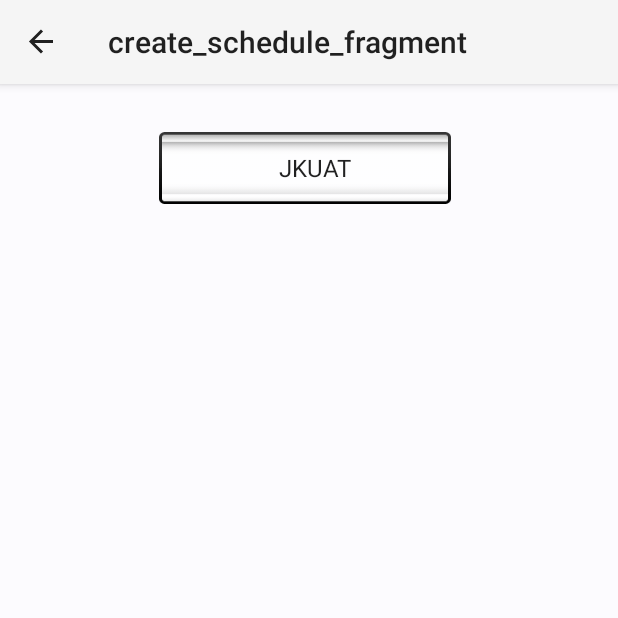
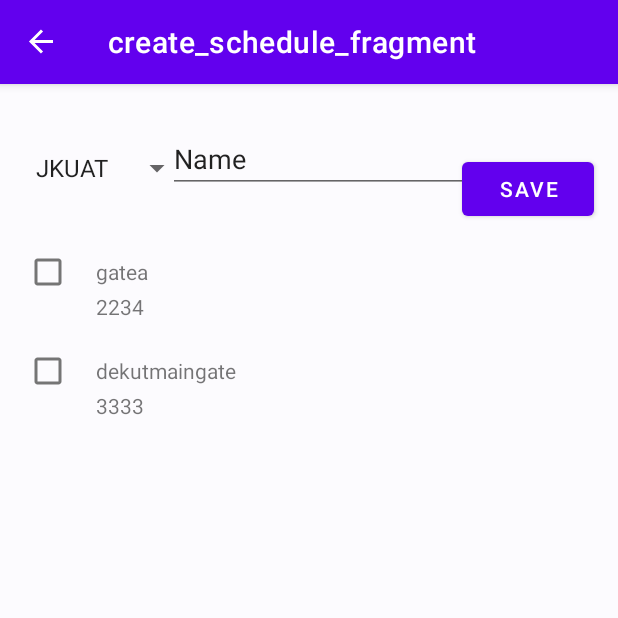
Before and after one commit to kelvinbush/Supervisor, an Android app: the CreateScheduleFragment screen opened through its navigation route, on a phone screen of 412 x 824 dp, the top half of it. Run offline under Robolectric (Android 15) with nearby library versions, the phone set to English and light mode, and no system bars; our stand-ins replace Dagger/Hilt's generated code, navigation-ui; 1 statement that could not run was skipped.

Commit message:
create listener on check box items

```diff
--- a/app/build.gradle
+++ b/app/build.gradle
@@ -55,7 +55,6 @@ dependencies {
     androidTestImplementation 'androidx.test.espresso:espresso-core:3.3.0'
 
     //room
-
     implementation("androidx.room:room-runtime:$room_version")
     annotationProcessor "androidx.room:room-compiler:$room_version"
     // optional - Kotlin Extensions and Coroutines support for Room
@@ -66,4 +65,9 @@ dependencies {
     implementation("com.google.dagger:hilt-android:$hilt_version")
     kapt("com.google.dagger:hilt-android-compiler:$hilt_version")
 
+    //recyclerView
+    implementation("androidx.recyclerview:recyclerview:1.2.1")
+    // For control over item selection of both touch and mouse driven selection
+    implementation("androidx.recyclerview:recyclerview-selection:1.1.0")
+
 }
--- a/app/src/main/AndroidManifest.xml
+++ b/app/src/main/AndroidManifest.xml
@@ -9,7 +9,7 @@
         android:roundIcon="@mipmap/ic_launcher_round"
         android:supportsRtl="true"
         android:name=".SupervisorApplication"
-        android:theme="@style/Theme.Supervisor">
+        android:theme="@style/Theme.SupervisorTracker">
         <activity
             android:name=".MainActivity"
             android:exported="true"
--- a/app/src/main/java/com/kelvinbush/supervisor/adapters/AssignmentsAdapter.kt
+++ b/app/src/main/java/com/kelvinbush/supervisor/adapters/AssignmentsAdapter.kt
@@ -1,5 +1,6 @@
 package com.kelvinbush.supervisor.adapters
 
+import android.util.Log
 import android.view.LayoutInflater
 import android.view.ViewGroup
 import androidx.recyclerview.widget.DiffUtil
@@ -7,8 +8,11 @@ import androidx.recyclerview.widget.ListAdapter
 import androidx.recyclerview.widget.RecyclerView
 import com.kelvinbush.supervisor.databinding.AssignmentsListItemBinding
 import com.kelvinbush.supervisor.domains.Assignment
+import com.kelvinbush.supervisor.ui.create_schedhule.CreateScheduleFragment
 
-class AssignmentsAdapter :
+private const val TAG = "AssignmentsAdapter"
+
+class AssignmentsAdapter(private val listener: OnItemClickListener) :
     ListAdapter<Assignment, AssignmentsAdapter.ViewHolder>(AssignmentsDiffCallBack()) {
 
     override fun onCreateViewHolder(parent: ViewGroup, viewType: Int): ViewHolder {
@@ -19,10 +23,15 @@ class AssignmentsAdapter :
         val item = getItem(position)
         holder.bind(item)
     }
+    interface OnItemClickListener {
+        fun onItemClick(assignment: Assignment)
+        fun onCheckBoxClick(assignment: Assignment, isChecked: Boolean)
+    }
 
     class ViewHolder private constructor(private val binding: AssignmentsListItemBinding) :
         RecyclerView.ViewHolder(binding.root) {
         fun bind(item: Assignment) {
+            Log.d(TAG, "bind: $item")
             binding.apply {
                 assignmentName.text = item.assignmentName
                 assignmentCode.text = item.uuid
@@ -43,11 +52,11 @@ class AssignmentsAdapter :
 
 class AssignmentsDiffCallBack : DiffUtil.ItemCallback<Assignment>() {
     override fun areItemsTheSame(oldItem: Assignment, newItem: Assignment): Boolean {
+        return oldItem == newItem
+    }
+
+    override fun areContentsTheSame(oldItem: Assignment, newItem: Assignment): Boolean {
         return oldItem.uuid == newItem.uuid
     }
 
-    override fun areContentsTheSame(oldItem: Assignment, newItem: Assignment): Boolean {
-        return oldItem == newItem
-    }
-
 }
--- a/app/src/main/java/com/kelvinbush/supervisor/domains/Region.kt
+++ b/app/src/main/java/com/kelvinbush/supervisor/domains/Region.kt
@@ -11,5 +11,6 @@ data class Assignment(
     val longitude: String,
     val latitude: String,
     val geofenceRadius: String,
-    val assignmentName: String
+    val assignmentName: String,
+    val isChecked: Boolean
 )
--- a/app/src/main/java/com/kelvinbush/supervisor/repo/SupervisorRepository.kt
+++ b/app/src/main/java/com/kelvinbush/supervisor/repo/SupervisorRepository.kt
@@ -22,9 +22,9 @@ class SupervisorRepository @Inject constructor(
 
     fun getRegionsWithAssignments(): List<Region> {
         val assignments = arrayListOf<Assignment>()
-        val assignment1 = Assignment("2234", "37.0154", "-1.0969", "50", "gatea")
-        val assignment2 = Assignment("7833", "36.9318", "-1.1876", "50", "maingate")
-        val assignment3 = Assignment("3333", "36.962167", "-0.395584", "50", "dekutmaingate")
+        val assignment1 = Assignment("2234", "37.0154", "-1.0969", "50", "gatea", false)
+        val assignment2 = Assignment("7833", "36.9318", "-1.1876", "50", "maingate", false)
+        val assignment3 = Assignment("3333", "36.962167", "-0.395584", "50", "dekutmaingate", false)
         assignments.add(assignment1)
         assignments.add(assignment3)
         return arrayListOf(
--- a/app/src/main/java/com/kelvinbush/supervisor/ui/create_schedhule/CreateScheduleFragment.kt
+++ b/app/src/main/java/com/kelvinbush/supervisor/ui/create_schedhule/CreateScheduleFragment.kt
@@ -16,13 +16,16 @@ import com.kelvinbush.supervisor.databinding.CreateScheduleFragmentBinding
 import com.google.android.material.bottomnavigation.BottomNavigationView
 import com.kelvinbush.supervisor.R
 import com.kelvinbush.supervisor.adapters.AssignmentsAdapter
+import com.kelvinbush.supervisor.domains.Assignment
 import com.kelvinbush.supervisor.domains.Region
 import dagger.hilt.android.AndroidEntryPoint
 
+private const val TAG = "CreateScheduleFragment"
 
 @AndroidEntryPoint
-class CreateScheduleFragment : Fragment(),
-    AdapterView.OnItemSelectedListener {
+class CreateScheduleFragment : Fragment(R.layout.create_schedule_fragment),
+    AdapterView.OnItemSelectedListener,
+    AssignmentsAdapter.OnItemClickListener {
 
     private var _binding: CreateScheduleFragmentBinding? = null
     private val binding get() = _binding!!
@@ -30,7 +33,7 @@ class CreateScheduleFragment : Fragment(),
     private var arrayAdapter: ArrayAdapter<String>? = null
     private val allRegions = arrayListOf<String>()
     private var assignmentRegions: List<Region>? = null
-    private val assignmentsAdapter = AssignmentsAdapter()
+    private val assignmentsAdapter = AssignmentsAdapter(this)
 
     override fun onCreateView(
         inflater: LayoutInflater, container: ViewGroup?,
@@ -47,7 +50,9 @@ class CreateScheduleFragment : Fragment(),
 //        navController.navigateUp(appBarConfiguration)
 
         val layoutManager = LinearLayoutManager(requireContext())
-        layoutManager.orientation = LinearLayoutManager.HORIZONTAL
+        layoutManager.orientation = LinearLayoutManager.VERTICAL
+        binding.recyclerViewTasks.layoutManager = layoutManager
+        binding.recyclerViewTasks.adapter = assignmentsAdapter
 
         binding.routeSpinner.onItemSelectedListener = this@CreateScheduleFragment
 
@@ -64,11 +69,16 @@ class CreateScheduleFragment : Fragment(),
             )
             binding.routeSpinner.adapter = arrayAdapter
             assignmentRegions = it
-            Log.d("TAG", "onCreateView: $it")
 
         })
 
+        getCheckBoxValues()
+
         return root
+    }
+
+    private fun getCheckBoxValues() {
+
     }
 
     override fun onDestroyView() {
@@ -77,10 +87,12 @@ class CreateScheduleFragment : Fragment(),
     }
 
     override fun onItemSelected(parent: AdapterView<*>?, view: View?, position: Int, id: Long) {
+        Log.d(TAG, "onItemSelected: called")
         getAssignmentsForRegion(position)
     }
 
     private fun getAssignmentsForRegion(i: Int) {
+        Log.d(TAG, "getAssignmentsForRegion: ${assignmentRegions?.get(i)?.assignments}")
         assignmentsAdapter.submitList(assignmentRegions?.get(i)?.assignments)
 
     }
@@ -88,4 +100,12 @@ class CreateScheduleFragment : Fragment(),
     override fun onNothingSelected(parent: AdapterView<*>?) {
         TODO("Not yet implemented")
     }
+
+    override fun onItemClick(assignment: Assignment) {
+        TODO("Not yet implemented")
+    }
+
+    override fun onCheckBoxClick(assignment: Assignment, isChecked: Boolean) {
+        TODO("Not yet implemented")
+    }
 }
--- a/app/src/main/res/layout/assignments_list_item.xml
+++ b/app/src/main/res/layout/assignments_list_item.xml
@@ -1,16 +1,14 @@
 <?xml version="1.0" encoding="utf-8"?>
 <androidx.constraintlayout.widget.ConstraintLayout xmlns:android="http://schemas.android.com/apk/res/android"
     xmlns:app="http://schemas.android.com/apk/res-auto"
-    xmlns:tools="http://schemas.android.com/tools"
     android:layout_width="match_parent"
-    android:layout_height="50dp">
+    android:layout_height="wrap_content">
 
     <CheckBox
         android:id="@+id/checkBox"
         android:layout_width="wrap_content"
         android:layout_height="wrap_content"
         android:layout_marginStart="8dp"
-        android:layout_marginBottom="10dp"
         app:layout_constraintBottom_toBottomOf="parent"
         app:layout_constraintStart_toStartOf="parent"
         app:layout_constraintTop_toTopOf="parent" />
--- a/app/src/main/res/layout/create_schedule_fragment.xml
+++ b/app/src/main/res/layout/create_schedule_fragment.xml
@@ -8,17 +8,13 @@
 
     <Spinner
         android:id="@+id/routeSpinner"
-        android:layout_width="200dp"
-        android:layout_height="48dp"
-        android:layout_marginStart="1dp"
+        android:layout_width="wrap_content"
+        android:layout_height="wrap_content"
+        android:layout_marginStart="16dp"
         android:layout_marginTop="32dp"
-        android:layout_marginEnd="1dp"
-        android:background="@android:drawable/spinner_background"
         android:minHeight="48dp"
         android:spinnerMode="dropdown"
-        android:textAlignment="center"
-        android:visibility="visible"
-        app:layout_constraintEnd_toEndOf="parent"
+        android:textAlignment="textStart"
         app:layout_constraintStart_toStartOf="parent"
         app:layout_constraintTop_toTopOf="parent" />
 
@@ -32,4 +28,30 @@
         app:layout_constraintTop_toBottomOf="@id/routeSpinner"
         tools:listitem="@layout/assignments_list_item" />
 
+    <Button
+        android:id="@+id/buttonSave"
+        android:layout_width="wrap_content"
+        android:layout_height="wrap_content"
+        android:layout_marginTop="46dp"
+        android:layout_marginEnd="16dp"
+        android:text="Save"
+        app:layout_constraintEnd_toEndOf="parent"
+        app:layout_constraintTop_toTopOf="parent" />
+
+    <EditText
+        android:id="@+id/editTextTextPersonName"
+        android:layout_width="wrap_content"
+        android:layout_height="wrap_content"
+        android:layout_marginStart="8dp"
+        android:layout_marginTop="16dp"
+        android:layout_marginEnd="8dp"
+        android:layout_marginBottom="8dp"
+        android:ems="10"
+        android:inputType="textPersonName"
+        android:text="Name"
+        app:layout_constraintBottom_toTopOf="@+id/recycler_view_tasks"
+        app:layout_constraintEnd_toStartOf="@+id/buttonSave"
+        app:layout_constraintStart_toEndOf="@+id/routeSpinner"
+        app:layout_constraintTop_toTopOf="parent" />
+
 </androidx.constraintlayout.widget.ConstraintLayout>
```
